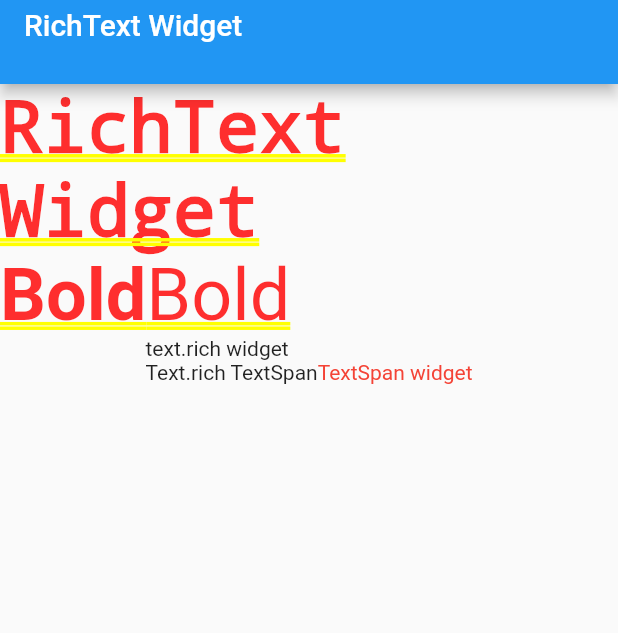
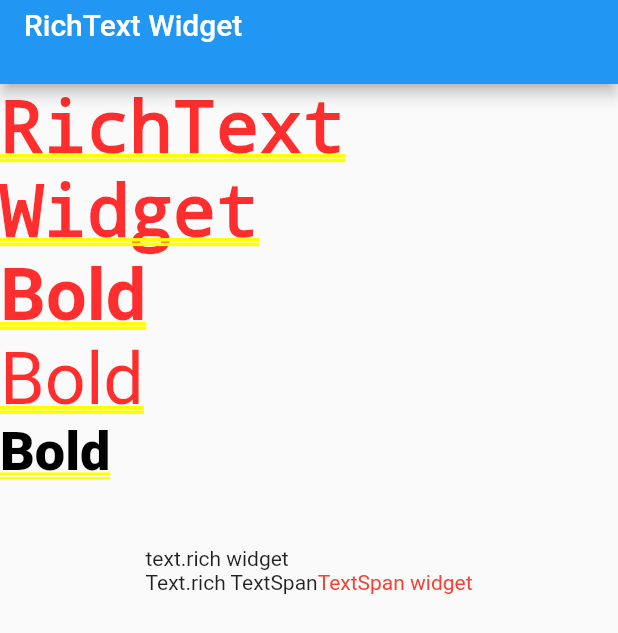
Before and after one commit to Zephyras/_widget_apps, a Flutter app: the screen it shows after launch, on a phone screen of 412 x 824 dp. Shown: the top 633 px of the screen. Run offline on Flutter 3.47's test engine with Material 2 defaults, Android fonts, the light colour scheme and no system bars.

Commit message:
update richtext_widget_app
update richtext_widget_app

```diff
--- a/richtext_widget_app/lib/main.dart
+++ b/richtext_widget_app/lib/main.dart
@@ -46,15 +46,17 @@ class _MyHomePageState extends State<MyHomePage> {
                   style: DefaultTextStyle.of(context).style,
                   children: [
                     TextSpan(
-                      text: 'Bold', style: TextStyle(fontWeight: FontWeight.bold
+                      text: 'Bold\n', style: TextStyle(fontWeight: FontWeight.bold
                     )
                     ),
                     TextSpan(
-                        text: 'Bold', style: TextStyle(fontWeight: FontWeight.normal
+                        text: 'Bold\n', style: TextStyle(fontWeight: FontWeight.normal
                     )
                     ),
+                    TextSpan(text: 'Bold\n', style: TextStyle(color: Colors.black, fontSize: 36),)
                   ]),
                 ),
+              //Text.rich
               Text.rich(
                 TextSpan(
                 text: 'text.rich widget\n',
```
